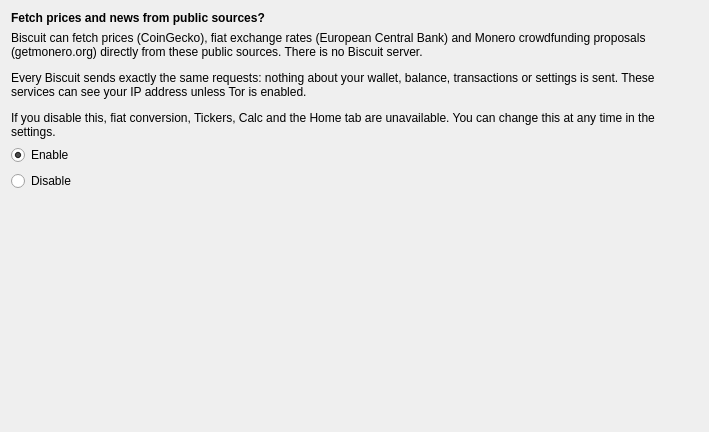
Before: the Qt Designer form src/wizard/PageNetworkWebsocket.ui in BiscuitWallet/Biscuit, drawn with Qt 5.
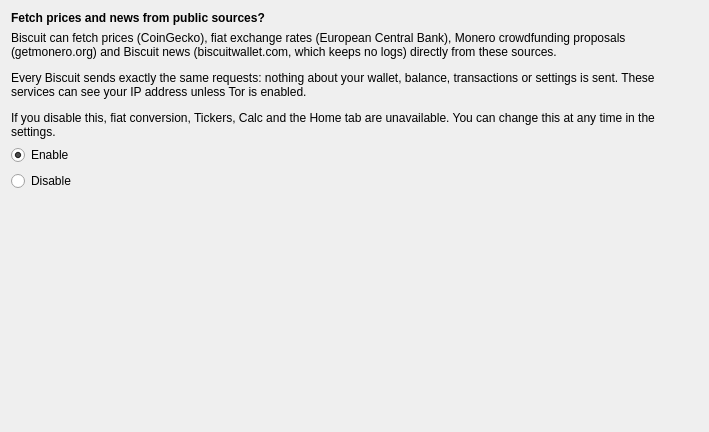
After: the same form once the commit is applied.

Commit message:
Home: News tab fed by the biscuitwallet.com Atom feed
Fetched by the public data feed like prices: the same request for
everyone, every 6 hours with jitter, through Tor when Tor mode is on,
off with the other public data. Plain text only, links limited to
https://biscuitwallet.com, opened after the usual external link warning.

Diff of the .ui file:
```diff
--- a/src/wizard/PageNetworkWebsocket.ui
+++ b/src/wizard/PageNetworkWebsocket.ui
@@ -30,7 +30,7 @@
    <item>
     <widget class="QLabel" name="label_2">
      <property name="text">
-      <string>&lt;html&gt;&lt;head/&gt;&lt;body&gt;&lt;p&gt;Biscuit can fetch prices (CoinGecko), fiat exchange rates (European Central Bank) and Monero crowdfunding proposals (getmonero.org) directly from these public sources. There is no Biscuit server.&lt;/p&gt;&lt;p&gt;Every Biscuit sends exactly the same requests: nothing about your wallet, balance, transactions or settings is sent. These services can see your IP address unless Tor is enabled.&lt;/p&gt;&lt;p&gt;If you disable this, fiat conversion, Tickers, Calc and the Home tab are unavailable. You can change this at any time in the settings.&lt;/p&gt;&lt;/body&gt;&lt;/html&gt;</string>
+      <string>&lt;html&gt;&lt;head/&gt;&lt;body&gt;&lt;p&gt;Biscuit can fetch prices (CoinGecko), fiat exchange rates (European Central Bank), Monero crowdfunding proposals (getmonero.org) and Biscuit news (biscuitwallet.com, which keeps no logs) directly from these sources.&lt;/p&gt;&lt;p&gt;Every Biscuit sends exactly the same requests: nothing about your wallet, balance, transactions or settings is sent. These services can see your IP address unless Tor is enabled.&lt;/p&gt;&lt;p&gt;If you disable this, fiat conversion, Tickers, Calc and the Home tab are unavailable. You can change this at any time in the settings.&lt;/p&gt;&lt;/body&gt;&lt;/html&gt;</string>
      </property>
      <property name="wordWrap">
       <bool>true</bool>
```
The commit also changes 11 other files.
